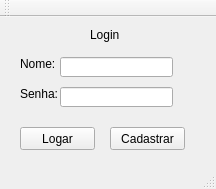
First picture: the form in Trabalho_Final_Hotel/Ger_Hotel/Ger_Hotel/mainwindow.ui, repository leomilos/Gerenciamento-hotel-, before the edit.
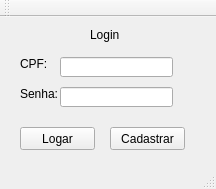
Second picture: the form after the edit.

```diff
--- a/Trabalho_Final_Hotel/Ger_Hotel/Ger_Hotel/mainwindow.ui
+++ b/Trabalho_Final_Hotel/Ger_Hotel/Ger_Hotel/mainwindow.ui
@@ -37,7 +37,7 @@
      </rect>
     </property>
     <property name="text">
-     <string>Nome:</string>
+     <string>CPF:</string>
     </property>
    </widget>
    <widget class="QLabel" name="label_3">
```
Left out of the diff: 2 changed lines with no effect on the pictures.
